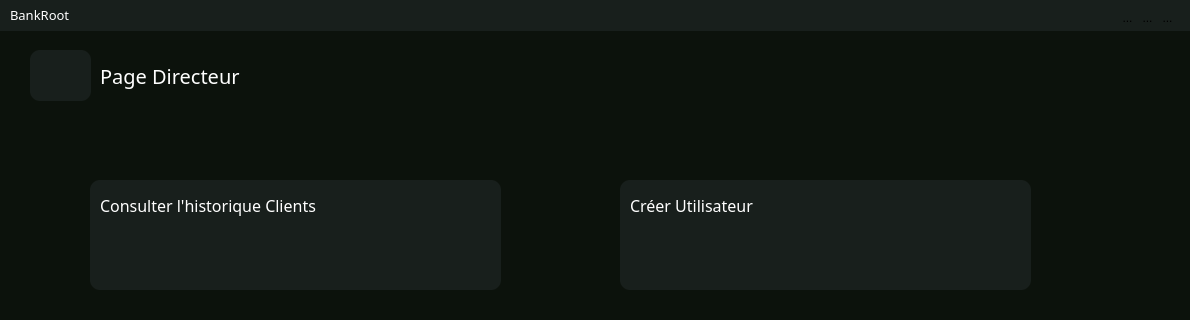
This is admin_homepage.ui in SparqueeZ/Bank-Root as Qt 5 draws it before an edit; both pictures show x 0 to 1190 and y 0 to 320 of the 1190 by 688 pixel window. The edited form follows.
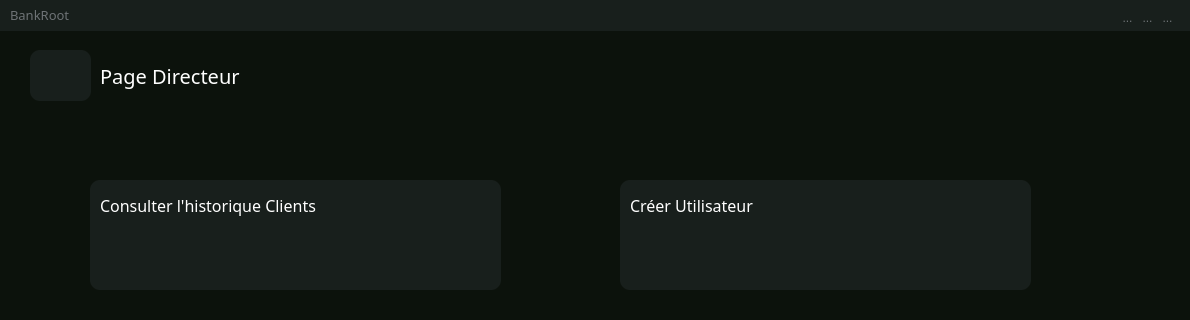
This is the edited form. Icons and pictures are not drawn.

What changed in the file:
```diff
--- a/admin_homepage.ui
+++ b/admin_homepage.ui
@@ -661,9 +661,9 @@
     </rect>
    </property>
    <property name="styleSheet">
-    <string notr="true">QWidget {
-    background-color: #181F1C;
-}</string>
+    <string notr="true">background-color:rgb(24,31, 28);
+color:rgb(109, 114, 117);
+</string>
    </property>
    <widget class="QLabel" name="label_64">
     <property name="geometry">
@@ -681,9 +681,8 @@
      </font>
     </property>
     <property name="styleSheet">
-     <string notr="true">QLabel{
-	color:white;
-}</string>
+     <string notr="true">
+</string>
     </property>
     <property name="text">
      <string>BankRoot</string>
```
Left out of the diff: 2 changed lines with no effect on the pictures.
